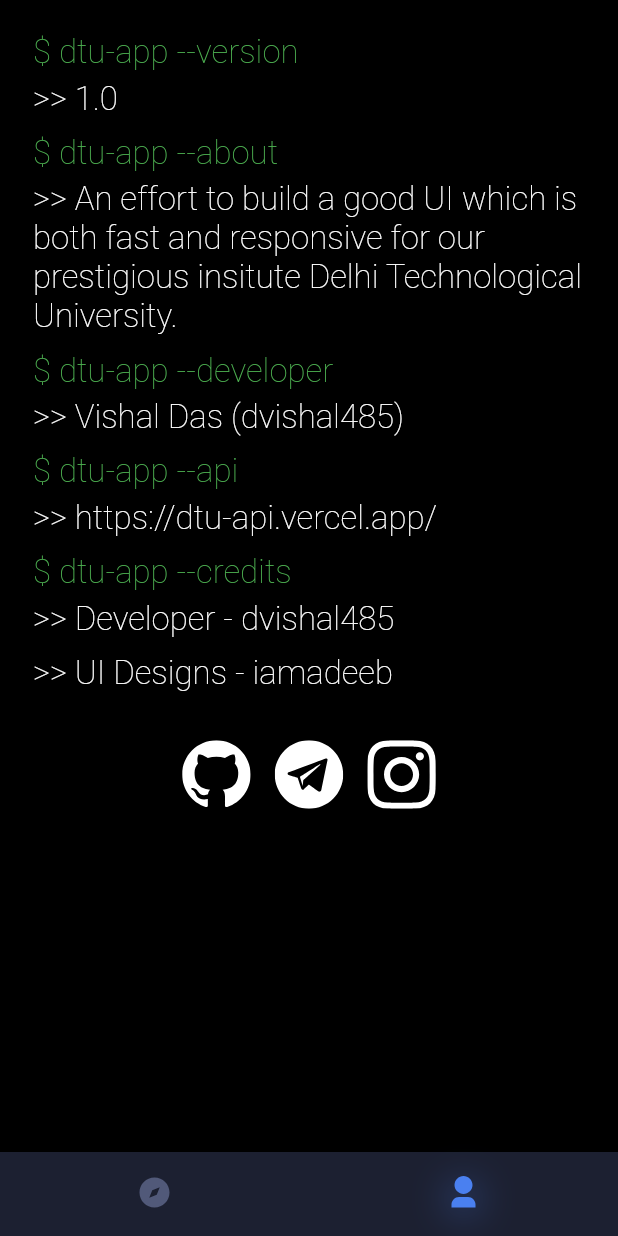
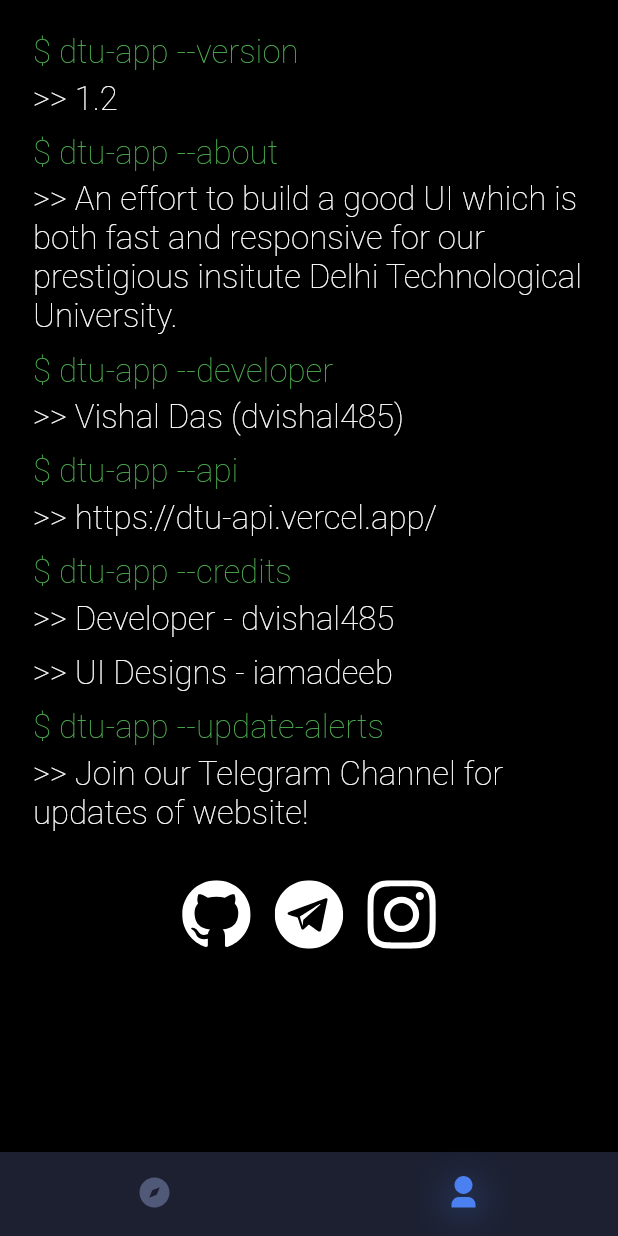
Before and after one commit to dvishal485/DTU-App, a Flutter app: the screen it shows after launch, item 2 of the bottom bar chosen, on a phone screen of 412 x 824 dp. Run offline on Flutter 3.47's test engine with Material 2 defaults, Android fonts, the phone set to English and light mode, and no system bars; our stand-ins replace flutter_screenutil, flutter_svg, get; network calls fail.

Commit message:
updated to v1.2

```diff
--- a/lib/main.dart
+++ b/lib/main.dart
@@ -1,15 +1,12 @@
 import 'package:flutter/material.dart';
 import 'package:flutter_screenutil/flutter_screenutil.dart';
 import 'package:get/get.dart';
-import 'package:shared_preferences/shared_preferences.dart';
 import 'package:dtu/home_page.dart';
 
 Future<void> main() async {
   runApp(
     const MyApp(),
   );
-  final prefs = await SharedPreferences.getInstance();
-  await prefs.clear();
 }
 
 class MyApp extends StatelessWidget {
--- a/lib/widgets/about_page.dart
+++ b/lib/widgets/about_page.dart
@@ -24,7 +24,7 @@ class ProfilePage extends StatelessWidget {
             SizedBox(
               height: 5.h,
             ),
-        Text(">> 1.0",
+            Text(">> 1.2",
                 style: TextStyle(
                     color: Colors.white,
                     fontSize: 20.w,
@@ -118,6 +118,28 @@ class ProfilePage extends StatelessWidget {
                     'https://github.com/iamadeeb/Flutter-Meditation-App/commit/874683fff3ba3055743ce4e73618a96ce9ec50e7');
               },
               child: Text(">> UI Designs - iamadeeb",
+                  style: TextStyle(
+                      color: Colors.white,
+                      fontSize: 20.w,
+                      fontWeight: FontWeight.w100)),
+            ),
+            SizedBox(
+              height: 10.h,
+            ),
+            Text("\$ dtu-app --update-alerts",
+                style: TextStyle(
+                    color: Colors.green,
+                    fontSize: 20.w,
+                    fontWeight: FontWeight.w100)),
+            SizedBox(
+              height: 5.h,
+            ),
+            GestureDetector(
+              onTap: () async {
+                await launch('https://t.me/dtu_notifications/');
+              },
+              child: Text(
+                  ">> Join our Telegram Channel for updates of website!",
                   style: TextStyle(
                       color: Colors.white,
                       fontSize: 20.w,
--- a/pubspec.yaml
+++ b/pubspec.yaml
@@ -1,6 +1,6 @@
 name: dtu
 description: Delhi Technological University unofficial website client app.
-version: 1.0.0+1
+version: 1.2.0+1
 
 environment:
   sdk: ">=2.12.0 <3.0.0"
@@ -15,7 +15,6 @@ dependencies:
 
   cupertino_icons: ^1.0.2
   http: ^0.13.4
-  shared_preferences: ^2.0.8
   url_launcher: ^6.0.12
 
 dev_dependencies:
```
Also changed, not shown: lib/charts_page.dart (deleted, +0 -14 lines), lib/discover_page.dart (+22 -8 lines), lib/home_page.dart (+10 -24 lines), lib/models/dtu_api.dart (+8 -2 lines), 1 other file. Lines whose indentation alone changed are shown as unchanged.
